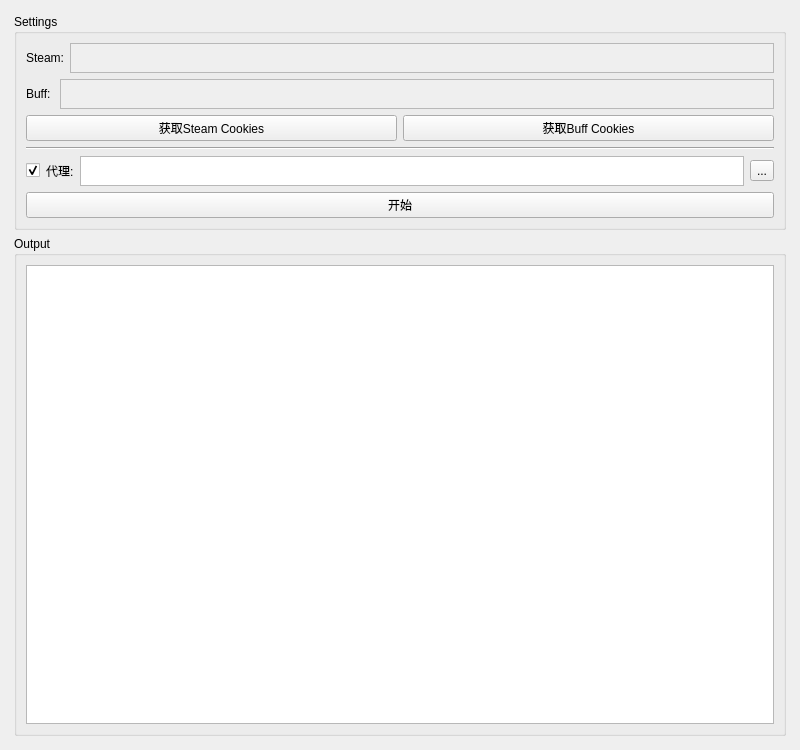
puppylpg/oddish, file src/ui/oddish.ui: the form before one commit.
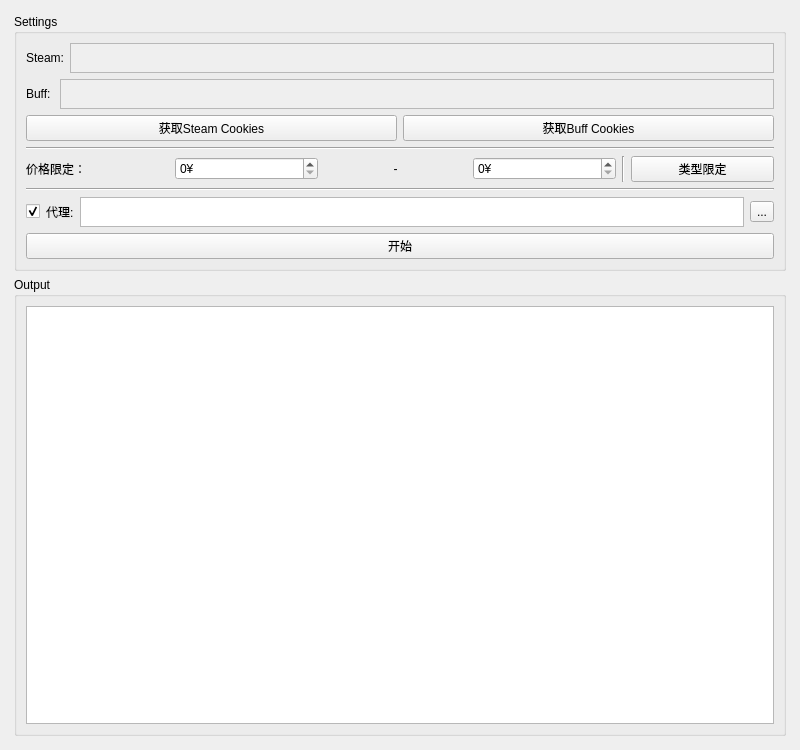
The form after the commit.

Diff of the .ui file:
```diff
--- a/src/ui/oddish.ui
+++ b/src/ui/oddish.ui
@@ -104,6 +104,68 @@
            </item>
           </layout>
          </item>
+         <item>
+          <widget class="Line" name="line_2">
+           <property name="orientation">
+            <enum>Qt::Horizontal</enum>
+           </property>
+          </widget>
+         </item>
+         <item>
+          <layout class="QHBoxLayout" name="horizontalLayout_4">
+           <item>
+            <widget class="QLabel" name="label_3">
+             <property name="text">
+              <string>价格限定：</string>
+             </property>
+            </widget>
+           </item>
+           <item>
+            <widget class="QSpinBox" name="priceMin">
+             <property name="suffix">
+              <string>¥</string>
+             </property>
+             <property name="maximum">
+              <number>150000</number>
+             </property>
+            </widget>
+           </item>
+           <item>
+            <widget class="QLabel" name="label_4">
+             <property name="text">
+              <string>-</string>
+             </property>
+             <property name="alignment">
+              <set>Qt::AlignCenter</set>
+             </property>
+            </widget>
+           </item>
+           <item>
+            <widget class="QSpinBox" name="priceMax">
+             <property name="suffix">
+              <string>¥</string>
+             </property>
+             <property name="maximum">
+              <number>150000</number>
+             </property>
+            </widget>
+           </item>
+           <item>
+            <widget class="Line" name="line_3">
+             <property name="orientation">
+              <enum>Qt::Vertical</enum>
+             </property>
+            </widget>
+           </item>
+           <item>
+            <widget class="QPushButton" name="typeRestrict">
+             <property name="text">
+              <string>类型限定</string>
+             </property>
+            </widget>
+           </item>
+          </layout>
+         </item>
          <item>
           <widget class="Line" name="line">
            <property name="orientation">
```
